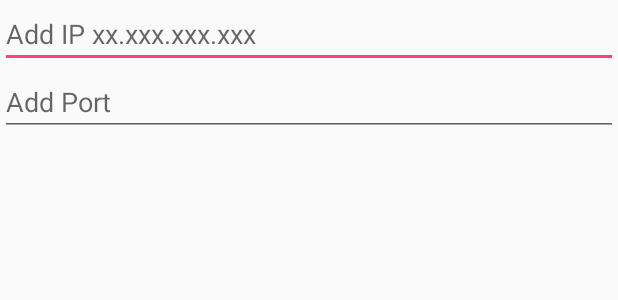
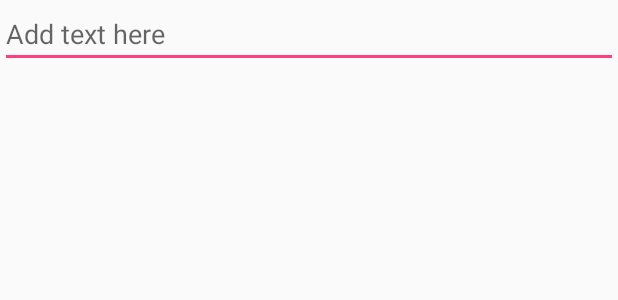
Before and after one commit to VitaliHeidenreich/WordClockApp, an Android app: the layout layout_settings.xml on its own in the app's theme, with its tools: preview values and no code run, on a phone screen of 412 x 824 dp. Shown: the top 300 px of the screen. Run offline under Robolectric (Android 15) with nearby library versions, the phone set to English and light mode, and no system bars.

Commit message:
Stabilisieren der App

```diff
--- a/app/src/main/res/layout/content_main.xml
+++ b/app/src/main/res/layout/content_main.xml
@@ -121,7 +121,7 @@
         android:layout_alignParentStart="true"
         android:layout_marginStart="0dp"
         android:layout_marginTop="1dp"
-        android:text="@string/tbtn" />
+        android:text='send test string "Hallo Welt!"' />
 
     <TextView
         android:id="@+id/txtConnectionstatus"
--- a/app/src/main/res/layout/layout_settings.xml
+++ b/app/src/main/res/layout/layout_settings.xml
@@ -3,17 +3,10 @@
     android:layout_width="match_parent" android:layout_height="match_parent">
 
     <EditText
-        android:hint="Add IP xx.xxx.xxx.xxx"
-        android:id="@+id/edit_ip"
-        android:layout_width="match_parent"
-        android:layout_height="wrap_content" />
-
-    <EditText
-        android:id="@+id/edit_port"
+        android:id="@+id/editConnectivity"
         android:layout_width="match_parent"
         android:layout_height="wrap_content"
-        android:layout_alignParentLeft="true"
-        android:layout_alignParentStart="true"
-        android:layout_below="@+id/edit_ip"
-        android:hint="Add Port" />
+        android:hint="Add text here"
+        android:inputType="" />
+
 </RelativeLayout>
```
Also changed, not shown: app/src/main/java/com/domain/no/wordclock/ESP32Control.java (renamed from app/src/main/java/com/domain/no/wordclock/Esp8266Control.java, +5 -3 lines), app/src/main/java/com/domain/no/wordclock/MainActivity.java (+49 -20 lines), app/src/main/java/com/domain/no/wordclock/SettingsDialog.java (+25 -24 lines).
